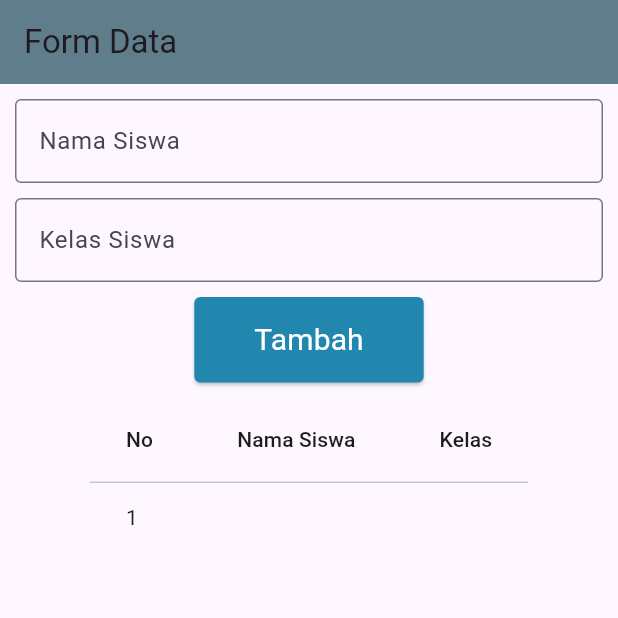
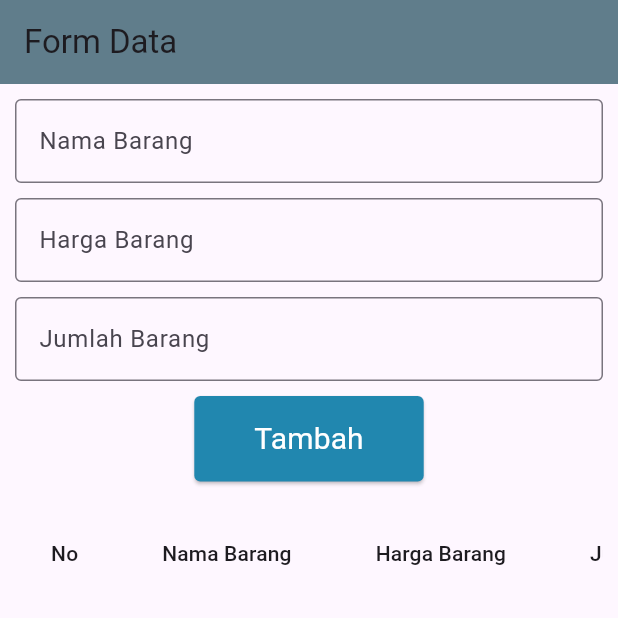
Before and after one commit to ValerieAttila09/belajar_form_flutter, a Flutter app: the screen it shows after launch, after a tap on "Tambah", on a phone screen of 412 x 824 dp, the top half of it. Run offline on Flutter 3.47's test engine with Material 3 defaults, Android fonts, the phone set to English and light mode, and no system bars.

```diff
--- a/lib/main.dart
+++ b/lib/main.dart
@@ -9,7 +9,7 @@ class MyApp extends StatelessWidget {
 
   @override
   Widget build(BuildContext context) {
-    return MaterialApp(
+    return const MaterialApp(
       debugShowCheckedModeBanner: false,
       home: TextfieldToTable(),
     );
@@ -25,21 +25,32 @@ class TextfieldToTable extends StatefulWidget {
 
 class TextfieldPageState extends State<TextfieldToTable> {
   final TextEditingController namaController = TextEditingController();
-  final TextEditingController kelasController = TextEditingController();
+  final TextEditingController hargaController = TextEditingController();
+  final TextEditingController jumlahController = TextEditingController();
 
-  // Array list
-
-  List<Map<String, String>> DataList = [];
+  // List untuk menyimpan data tabel
+  final List<Map<String, String>> dataList = [];
 
   void tambahData() {
-    setState(() {
-      DataList.add({
-        'nama': namaController.text,
-        'kelas': kelasController.text,
+    final String nama = namaController.text;
+    final String hargaString = hargaController.text;
+    final String jumlahString = jumlahController.text;
+
+    final int? harga = int.tryParse(hargaString);
+    final int? jumlah = int.tryParse(jumlahString);
+
+    final int totalBayar = harga! * jumlah!;
+
+    return setState(() {
+      dataList.add({
+        'nama': nama,
+        'harga': harga.toString(),
+        'jumlah': jumlah.toString(),
+        'total': totalBayar.toString(),
       });
-      // untuk membersihkan isi form atau textfield
       namaController.clear();
-      kelasController.clear();
+      hargaController.clear();
+      jumlahController.clear();
     });
   }
 
@@ -47,28 +58,39 @@ class TextfieldPageState extends State<TextfieldToTable> {
   Widget build(BuildContext context) {
     return Scaffold(
       appBar: AppBar(
-        title: Text("Form Data"),
+        title: const Text("Form Data"),
         backgroundColor: Colors.blueGrey,
       ),
-      body: Column(
+      body: SingleChildScrollView(
+        child: Padding(
+          padding: const EdgeInsets.all(10.0),
+          child: Column(
             children: [
-          Padding(
-            padding: EdgeInsetsGeometry.all(10),
-            child: Column(
+              Column(
                 mainAxisAlignment: MainAxisAlignment.start,
                 children: [
                   TextFormField(
                     controller: namaController,
-                  decoration: InputDecoration(
-                    labelText: "Nama Siswa",
+                    decoration: const InputDecoration(
+                      labelText: "Nama Barang",
                       border: OutlineInputBorder(),
                     ),
                   ),
                   const SizedBox(height: 10),
                   TextFormField(
-                  controller: kelasController,
-                  decoration: InputDecoration(
-                    labelText: "Kelas Siswa",
+                    controller: hargaController,
+                    keyboardType: TextInputType.number,
+                    decoration: const InputDecoration(
+                      labelText: "Harga Barang",
+                      border: OutlineInputBorder(),
+                    ),
+                  ),
+                  const SizedBox(height: 10),
+                  TextFormField(
+                    controller: jumlahController,
+                    keyboardType: TextInputType.number,
+                    decoration: const InputDecoration(
+                      labelText: "Jumlah Barang",
                       border: OutlineInputBorder(),
                     ),
                   ),
@@ -80,44 +102,48 @@ class TextfieldPageState extends State<TextfieldToTable> {
                       shape: RoundedRectangleBorder(
                         borderRadius: BorderRadius.circular(4),
                       ),
-                    padding: EdgeInsets.symmetric(vertical: 14, horizontal: 40),
+                      padding: const EdgeInsets.symmetric(vertical: 14, horizontal: 40),
                     ),
-                  child: Text(
+                    child: const Text(
                       "Tambah",
                       style: TextStyle(
                         fontSize: 20,
                         fontWeight: FontWeight.w400,
-                      color: const Color.fromARGB(255, 255, 255, 255),
+                        color: Color.fromARGB(255, 255, 255, 255),
                       ),
                     ),
                   ),
-                const SizedBox(height: 10),
+                ],
+              ),
+              const SizedBox(height: 20),
+              // Bagian tabel data
               SingleChildScrollView(
                 scrollDirection: Axis.horizontal,
-                  child: Row(
-                    children: <Widget>[
-                      DataTable(
+                child: DataTable(
                   columns: const <DataColumn>[
                     DataColumn(label: Text("No")),
-                          DataColumn(label: Text("Nama Siswa")),
-                          DataColumn(label: Text("Kelas")),
+                    DataColumn(label: Text("Nama Barang")),
+                    DataColumn(label: Text("Harga Barang")),
+                    DataColumn(label: Text("Jumlah Barang")),
+                    DataColumn(label: Text("Total Bayar")),
                   ],
                   rows: List.generate(
-                          DataList.length,
-                          (index) => DataRow(cells: [
+                    dataList.length,
+                    (index) => DataRow(
+                      cells: [
                         DataCell(Text((index + 1).toString())),
-                            DataCell(Text(DataList[index]['nama']!)),
-                            DataCell(Text(DataList[index]['kelas']!))
-                          ]),
+                        DataCell(Text(dataList[index]['nama']!)),
+                        DataCell(Text(dataList[index]['harga']!)), // Typo diperbaiki
+                        DataCell(Text(dataList[index]['jumlah']!)),
+                        DataCell(Text(dataList[index]['total']!)),
+                      ],
+                    ),
+                  ),
                 ),
               ),
             ],
           ),
         ),
-              ],
-            ),
-          ),
-        ],
       ),
     );
   }
```
Lines whose indentation alone changed are shown as unchanged.
